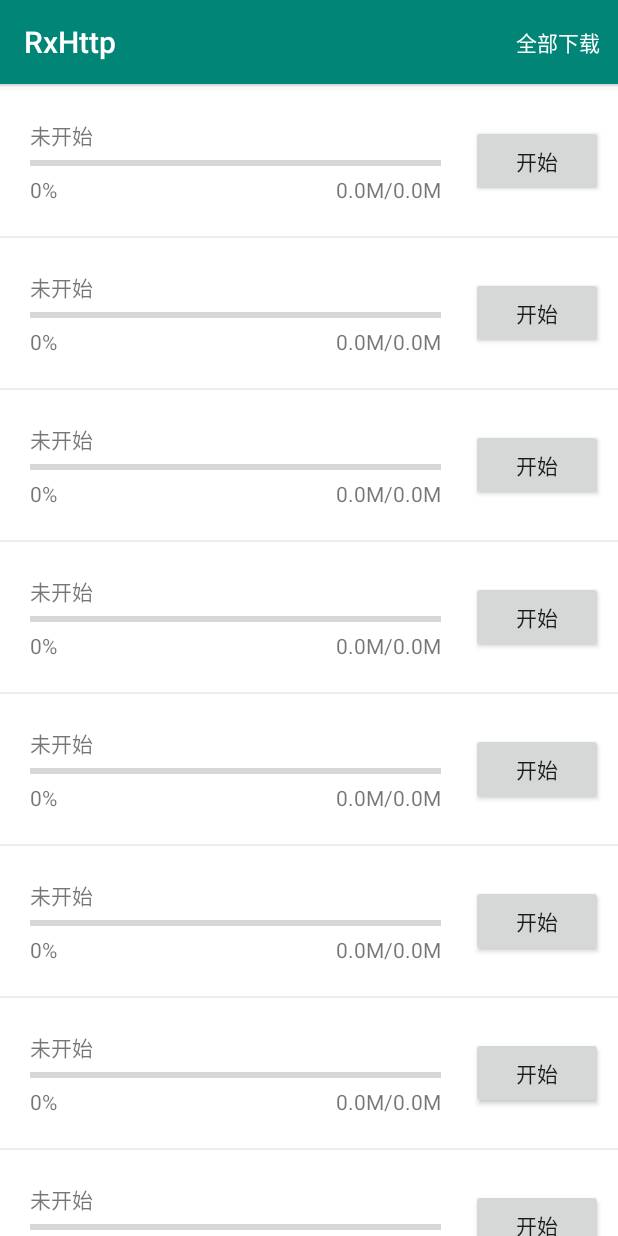
After one commit to liujingxing/rxhttp, an Android app: the DownloadMultiActivity screen opened directly, with no data from a screen before it, on a phone screen of 412 x 824 dp. The commit adds this screen. Run offline under Robolectric (Android 15) with nearby library versions, the phone set to English and light mode, and no system bars; our stand-ins replace RxJava; libraries missing offline, so code that uses them is left out: com.rxjava.rxlife.

Commit message:
增加批量下载案例

```diff
--- a/app/src/main/AndroidManifest.xml
+++ b/app/src/main/AndroidManifest.xml
@@ -4,6 +4,8 @@
 
     <uses-permission android:name="android.permission.ACCESS_NETWORK_STATE" />
     <uses-permission android:name="android.permission.INTERNET" />
+    <uses-permission android:name="android.permission.READ_EXTERNAL_STORAGE" />
+    <uses-permission android:name="android.permission.WRITE_EXTERNAL_STORAGE" />
 
     <application
         android:allowBackup="true"
@@ -21,6 +23,7 @@
                 <category android:name="android.intent.category.LAUNCHER" />
             </intent-filter>
         </activity>
+        <activity android:name=".DownloadMultiActivity" />
     </application>
 
 </manifest>
--- /dev/null
+++ b/app/src/main/java/com/example/httpsender/DownloadMultiActivity.java
@@ -0,0 +1,190 @@
+package com.example.httpsender;
+
+import android.os.Bundle;
+import android.support.annotation.Nullable;
+import android.support.v7.app.AppCompatActivity;
+import android.support.v7.widget.RecyclerView;
+import android.view.Menu;
+import android.view.MenuItem;
+import android.view.View;
+
+import com.example.httpsender.DownloadMultiAdapter.OnItemClickListener;
+import com.example.httpsender.entity.DownloadInfo;
+import com.rxjava.rxlife.RxLife;
+
+import java.io.File;
+import java.util.ArrayList;
+import java.util.Iterator;
+import java.util.List;
+
+import io.reactivex.android.schedulers.AndroidSchedulers;
+import io.reactivex.disposables.Disposable;
+import rxhttp.wrapper.entity.Progress;
+import rxhttp.wrapper.param.RxHttp;
+
+/**
+ * 多任务下载
+ * User: ljx
+ * Date: 2019-06-07
+ * Time: 11:02
+ */
+public class DownloadMultiActivity extends AppCompatActivity implements OnItemClickListener<DownloadInfo> {
+
+    public static final int MAX_TASK_COUNT = 3;  //最大并发数
+
+    private DownloadMultiAdapter mAdapter;
+
+    private String[] downloadUrl = {
+        "http://update.9158.com/miaolive/Miaolive.apk",//喵播
+        "https://apk-ssl.tancdn.com/3.5.3_276/%E6%8E%A2%E6%8E%A2.apk",//探探
+        "https://o8g2z2sa4.qnssl.com/android/momo_8.18.5_c1.apk",//陌陌
+        "http://s9.pstatp.com/package/apk/aweme/app_aweGW_v6.6.0_2905d5c.apk"//抖音
+    };
+
+    private List<DownloadInfo> waitTask = new ArrayList<>(); //等待下载的任务
+    private List<DownloadInfo> downloadingTask = new ArrayList<>(); //等待下载的任务
+
+    private List<DownloadInfo> downloadInfos = new ArrayList<>();
+
+    @Override
+    protected void onCreate(@Nullable Bundle savedInstanceState) {
+        super.onCreate(savedInstanceState);
+        setContentView(R.layout.download_multi_activity);
+
+        for (int i = 0; i < 20; i++) {
+            DownloadInfo downloadInfo = new DownloadInfo(downloadUrl[i % downloadUrl.length]);
+            downloadInfo.setTaskId(i);
+            downloadInfos.add(downloadInfo);
+        }
+        mAdapter = new DownloadMultiAdapter(downloadInfos);
+        mAdapter.setOnItemClickListener(this);
+        mAdapter.setHasStableIds(true);
+
+        RecyclerView recyclerView = findViewById(R.id.recycler_view);
+        recyclerView.setAdapter(mAdapter);
+    }
+
+    public static long lastChangedTime;
+
+    //500毫秒刷新一次列表
+    private void notifyDataSetChanged(boolean force) {
+        long time = System.currentTimeMillis();
+        if (time - lastChangedTime > 500 || force) {
+            mAdapter.notifyDataSetChanged();
+            lastChangedTime = time;
+        }
+    }
+
+    @Override
+    public boolean onCreateOptionsMenu(Menu menu) {
+        getMenuInflater().inflate(R.menu.download, menu);
+        return true;
+    }
+
+    @Override
+    public boolean onOptionsItemSelected(MenuItem item) {
+        if (item.getItemId() == R.id.download_all) {
+            if ("全部下载".contentEquals(item.getTitle())) {
+                for (DownloadInfo info : downloadInfos) {
+                    download(info);
+                }
+                item.setTitle("全部取消");
+            } else if ("全部取消".contentEquals(item.getTitle())) {
+                Iterator<DownloadInfo> iterator = waitTask.iterator();
+                while (iterator.hasNext()) {
+                    DownloadInfo next = iterator.next();
+                    next.setState(6);
+                    iterator.remove();
+                }
+
+                iterator = downloadingTask.iterator();
+                while (iterator.hasNext()) {
+                    DownloadInfo next = iterator.next();
+                    iterator.remove();
+                    Disposable disposable = next.getDisposable();
+                    if (disposable != null && !disposable.isDisposed()) {
+                        disposable.dispose();
+                    }
+                    next.setState(6);
+                }
+                item.setTitle("全部下载");
+                notifyDataSetChanged(true);
+            }
+
+        }
+        return super.onOptionsItemSelected(item);
+    }
+
+    @Override
+    public void onItemClick(View view, DownloadInfo data, int position) {
+        switch (view.getId()) {
+            case R.id.bt_pause:
+                int state = data.getState();
+                if (state == 0) {
+                    download(data);
+                } else if (state == 1) {
+                    waitTask.remove(data);
+                    data.setState(6);
+                } else if (state == 2) {
+                    Disposable disposable = data.getDisposable();
+                    if (disposable != null && !disposable.isDisposed()) {
+                        disposable.dispose();
+                        data.setState(3);
+                        notifyDataSetChanged(true);
+                    }
+                } else if (state == 3) {
+                    download(data);
+                } else if (state == 4) {
+                    Tip.show("该任务已完成");
+                } else if (state == 5) {
+                    Tip.show("该任务下载失败");
+                } else if (state == 6) {
+                    download(data);
+                }
+                break;
+        }
+    }
+
+    private void download(DownloadInfo data) {
+        if (downloadingTask.size() >= MAX_TASK_COUNT) {
+            data.setState(1);
+            waitTask.add(data);
+            return;
+        }
+        String destPath = getExternalCacheDir() + "/" + data.getTaskId() + ".apk";
+        long length = new File(destPath).length();
+        Disposable disposable = RxHttp.get(data.getUrl())
+            .setRangeHeader(length)  //设置开始下载位置，结束位置默认为文件末尾
+            .asDownloadProgress(destPath, length)  //如果需要衔接上次的下载进度，则需要传入上次已下载的字节数
+            .observeOn(AndroidSchedulers.mainThread()) //主线程回调
+            .doOnNext(progress -> {
+                //下载进度回调,0-100，仅在进度有更新时才会回调
+                if (!progress.isCompleted()) {
+                    data.setProgress(progress.getProgress());//当前进度 0-100
+                    data.setCurrentSize(progress.getCurrentSize());//当前已下载的字节大小
+                    data.setTotalSize(progress.getTotalSize()); //要下载的总字节大小
+                    notifyDataSetChanged(false);
+                }
+            })
+            .filter(Progress::isCompleted)//过滤事件，下载完成，才继续往下走
+            .map(Progress::getResult) //到这，说明下载完成，拿到Http返回结果并继续往下走
+            .doFinally(() -> {//不管任务成功还是失败，如果还有在等待的任务，都开启下一个任务
+                downloadingTask.remove(data);
+                if (waitTask.size() > 0)
+                    download(waitTask.remove(0));
+            })
+            .as(RxLife.as(this)) //加入感知生命周期的观察者
+            .subscribe(s -> { //s为String类型
+                Tip.show("下载完成" + s);
+                data.setState(4);
+                notifyDataSetChanged(true);
+                //下载成功，处理相关逻辑
+            }, (OnError) throwable -> {
+                data.setState(5);
+                //下载失败，处理相关逻辑
+            });
+        data.setState(2);
+        downloadingTask.add(data);
+        data.setDisposable(disposable);
+    }
+}
--- /dev/null
+++ b/app/src/main/java/com/example/httpsender/DownloadMultiAdapter.java
@@ -0,0 +1,117 @@
+package com.example.httpsender;
+
+import android.annotation.SuppressLint;
+import android.support.annotation.NonNull;
+import android.support.v7.widget.RecyclerView;
+import android.view.LayoutInflater;
+import android.view.View;
+import android.view.ViewGroup;
+import android.widget.Button;
+import android.widget.ProgressBar;
+import android.widget.TextView;
+
+import com.example.httpsender.DownloadMultiAdapter.MyViewHolder;
+import com.example.httpsender.entity.DownloadInfo;
+
+import java.text.DecimalFormat;
+import java.util.List;
+
+/**
+ * User: ljx
+ * Date: 2019-06-07
+ * Time: 11:10
+ */
+public class DownloadMultiAdapter extends RecyclerView.Adapter<MyViewHolder> {
+
+    private OnItemClickListener<DownloadInfo> mOnItemClickListener;
+
+    private List<DownloadInfo> mDownloadInfos;
+
+    public DownloadMultiAdapter(List<DownloadInfo> downloadInfos) {
+        mDownloadInfos = downloadInfos;
+    }
+
+    @NonNull
+    @Override
+    public MyViewHolder onCreateViewHolder(@NonNull ViewGroup viewGroup, int i) {
+        View view = LayoutInflater.from(viewGroup.getContext()).inflate(R.layout.download_multi_adapter, viewGroup, false);
+        return new MyViewHolder(view);
+    }
+
+    @SuppressLint("DefaultLocale")
+    @Override
+    public void onBindViewHolder(@NonNull MyViewHolder viewHolder, int i) {
+        DownloadInfo data = mDownloadInfos.get(i);
+        viewHolder.progressBar.setProgress(data.getProgress());
+        viewHolder.tvProgress.setText(String.format("%d%%", data.getProgress()));
+        viewHolder.btPause.setOnClickListener(v -> {
+            mOnItemClickListener.onItemClick(v, data, i);
+        });
+        String currentSize = new DecimalFormat("0.0").format(data.getCurrentSize() * 1.0f / 1024 / 1024);
+        String totalSize = new DecimalFormat("0.0").format(data.getTotalSize() * 1.0f / 1024 / 1024);
+        viewHolder.tvSize.setText(String.format("%sM/%sM", currentSize, totalSize));
+
+        int state = data.getState();
+        if (state == 0) {
+            viewHolder.tvWaiting.setText("未开始");
+            viewHolder.btPause.setText("开始");
+        } else if (state == 1) {
+            viewHolder.tvWaiting.setText("等待中..");
+            viewHolder.btPause.setText("取消");
+        } else if (state == 2) {
+            viewHolder.tvWaiting.setText("下载中..");
+            viewHolder.btPause.setText("暂停");
+        } else if (state == 3) {
+            viewHolder.tvWaiting.setText("已暂停");
+            viewHolder.btPause.setText("继续");
+        } else if (state == 4) {
+            viewHolder.tvWaiting.setText("已完成");
+            viewHolder.btPause.setText("已完成");
+        } else if (state == 5) {
+            viewHolder.tvWaiting.setText("下载失败");
+            viewHolder.btPause.setText("下载失败");
+        } else if (state == 6) {
+            viewHolder.tvWaiting.setText("已取消");
+            viewHolder.btPause.setText("重新下载");
+        }
+
+    }
+
+    @Override
+    public int getItemCount() {
+        return mDownloadInfos.size();
+    }
+
+    @Override
+    public long getItemId(int position) {
+        return mDownloadInfos.get(position).hashCode();
+    }
+
+    class MyViewHolder extends RecyclerView.ViewHolder {
+
+        ProgressBar progressBar;
+        TextView tvProgress;
+        TextView tvSize;
+        Button btPause;
+        TextView tvWaiting;
+
+
+        MyViewHolder(@NonNull View itemView) {
+            super(itemView);
+            tvWaiting = itemView.findViewById(R.id.tv_waiting);
+            tvProgress = itemView.findViewById(R.id.tv_progress);
+            tvSize = itemView.findViewById(R.id.tv_size);
+            progressBar = itemView.findViewById(R.id.progress_bar);
+            btPause = itemView.findViewById(R.id.bt_pause);
+        }
+    }
+
+
+    public void setOnItemClickListener(OnItemClickListener<DownloadInfo> onItemClickListener) {
+        mOnItemClickListener = onItemClickListener;
+    }
+
+    public interface OnItemClickListener<T> {
+        void onItemClick(View view, T data, int position);
+    }
+}
--- /dev/null
+++ b/app/src/main/java/com/example/httpsender/entity/DownloadInfo.java
@@ -0,0 +1,88 @@
+package com.example.httpsender.entity;
+
+import io.reactivex.disposables.Disposable;
+
+/**
+ * User: ljx
+ * Date: 2019-06-08
+ * Time: 10:09
+ */
+public class DownloadInfo {
+
+    private int taskId;
+
+    private String url;
+    private int progress;
+
+    private long currentSize;
+    private long totalSize;
+
+    private Disposable mDisposable;
+
+
+    private int state; //0=未开始 1=等待中 2=下载中 3=暂停中 4=已完成  5=下载失败 6=已取消
+
+    public int getTaskId() {
+        return taskId;
+    }
+
+    public void setTaskId(int taskId) {
+        this.taskId = taskId;
+    }
+
+    public int getState() {
+        return state;
+    }
+
+    public void setState(int state) {
+        this.state = state;
+    }
+
+    public Disposable getDisposable() {
+        return mDisposable;
+    }
+
+    public void setDisposable(Disposable disposable) {
+        mDisposable = disposable;
+    }
+
+    public boolean isDownloading() {
+        return mDisposable != null && !mDisposable.isDisposed();
+    }
+
+    public DownloadInfo(String url) {
+        this.url = url;
+    }
+
+    public String getUrl() {
+        return url;
+    }
+
+    public void setUrl(String url) {
+        this.url = url;
+    }
+
+    public int getProgress() {
+        return progress;
+    }
+
+    public void setProgress(int progress) {
+        this.progress = progress;
+    }
+
+    public long getCurrentSize() {
+        return currentSize;
+    }
+
+    public void setCurrentSize(long currentSize) {
+        this.currentSize = currentSize;
+    }
+
+    public long getTotalSize() {
+        return totalSize;
+    }
+
+    public void setTotalSize(long totalSize) {
+        this.totalSize = totalSize;
+    }
+}
--- /dev/null
+++ b/app/src/main/res/layout/download_multi_activity.xml
@@ -0,0 +1,16 @@
+<?xml version="1.0" encoding="utf-8"?>
+<LinearLayout xmlns:android="http://schemas.android.com/apk/res/android"
+    xmlns:app="http://schemas.android.com/apk/res-auto"
+    android:layout_width="match_parent"
+    android:layout_height="match_parent"
+    android:gravity="center"
+    android:orientation="vertical">
+
+    <android.support.v7.widget.RecyclerView
+        android:id="@+id/recycler_view"
+        android:layout_width="match_parent"
+        android:layout_height="match_parent"
+        android:background="#EEEEEE"
+        app:layoutManager="android.support.v7.widget.LinearLayoutManager" />
+
+</LinearLayout>
--- /dev/null
+++ b/app/src/main/res/layout/download_multi_adapter.xml
@@ -0,0 +1,61 @@
+<?xml version="1.0" encoding="utf-8"?>
+<android.support.constraint.ConstraintLayout xmlns:android="http://schemas.android.com/apk/res/android"
+    xmlns:app="http://schemas.android.com/apk/res-auto"
+    android:layout_width="match_parent"
+    android:layout_height="100dp"
+    android:layout_marginTop="1dp"
+    android:background="@android:color/white"
+    android:gravity="center">
+
+    <TextView
+        android:id="@+id/tv_waiting"
+        android:layout_width="wrap_content"
+        android:layout_height="wrap_content"
+        android:layout_marginLeft="20dp"
+        android:text="等待中..."
+        app:layout_constraintBottom_toTopOf="@+id/progress_bar"
+        app:layout_constraintLeft_toLeftOf="parent"
+        app:layout_constraintTop_toTopOf="parent"
+        app:layout_constraintVertical_chainStyle="packed" />
+
+    <ProgressBar
+        android:id="@+id/progress_bar"
+        style="?android:attr/progressBarStyleHorizontal"
+        android:layout_width="0dp"
+        android:layout_height="wrap_content"
+        android:layout_marginLeft="20dp"
+        android:max="100"
+        app:layout_constraintBottom_toTopOf="@+id/tv_progress"
+        app:layout_constraintLeft_toLeftOf="parent"
+        app:layout_constraintRight_toLeftOf="@+id/bt_pause"
+        app:layout_constraintTop_toBottomOf="@+id/tv_waiting" />
+
+    <TextView
+        android:id="@+id/tv_progress"
+        android:layout_width="wrap_content"
+        android:layout_height="wrap_content"
+        android:layout_marginLeft="20dp"
+        app:layout_constraintBottom_toBottomOf="parent"
+        app:layout_constraintLeft_toLeftOf="parent"
+        app:layout_constraintTop_toBottomOf="@+id/progress_bar" />
+
+    <TextView
+        android:id="@+id/tv_size"
+        android:layout_width="wrap_content"
+        android:layout_height="wrap_content"
+        app:layout_constraintBaseline_toBaselineOf="@+id/tv_progress"
+        app:layout_constraintRight_toRightOf="@+id/progress_bar" />
+
+    <Button
+        android:id="@+id/bt_pause"
+        android:layout_width="wrap_content"
+        android:layout_height="wrap_content"
+        android:layout_marginLeft="20dp"
+        android:layout_marginRight="10dp"
+        android:text="开始"
+        app:layout_constraintBottom_toBottomOf="parent"
+        app:layout_constraintLeft_toRightOf="@+id/progress_bar"
+        app:layout_constraintRight_toRightOf="parent"
+        app:layout_constraintTop_toTopOf="parent" />
+
+</android.support.constraint.ConstraintLayout>
--- /dev/null
+++ b/app/src/main/res/menu/download.xml
@@ -0,0 +1,9 @@
+<?xml version="1.0" encoding="utf-8"?>
+<menu xmlns:android="http://schemas.android.com/apk/res/android"
+    xmlns:app="http://schemas.android.com/apk/res-auto">
+
+    <item
+        android:id="@+id/download_all"
+        android:title="全部下载"
+        app:showAsAction="always" />
+</menu>
```
Also changed, not shown: app/build.gradle (+4 -4 lines), app/src/main/java/com/example/httpsender/MainActivity.java (+27 -27 lines), app/src/main/java/com/example/httpsender/OnError.java (+8 -4 lines).
